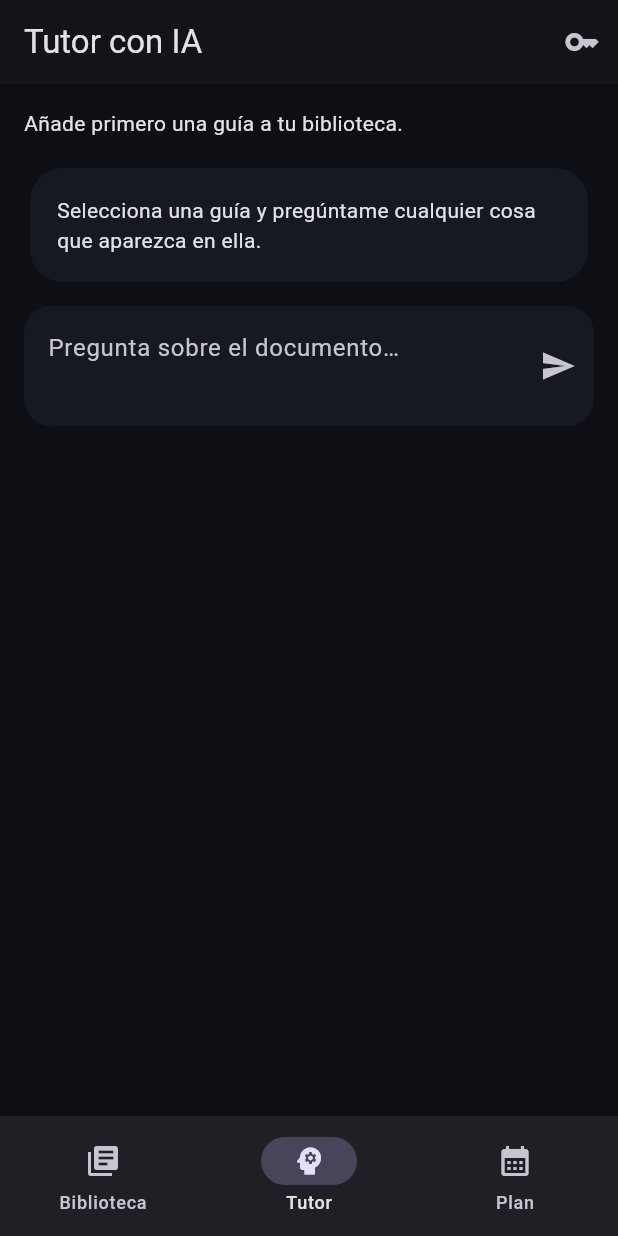
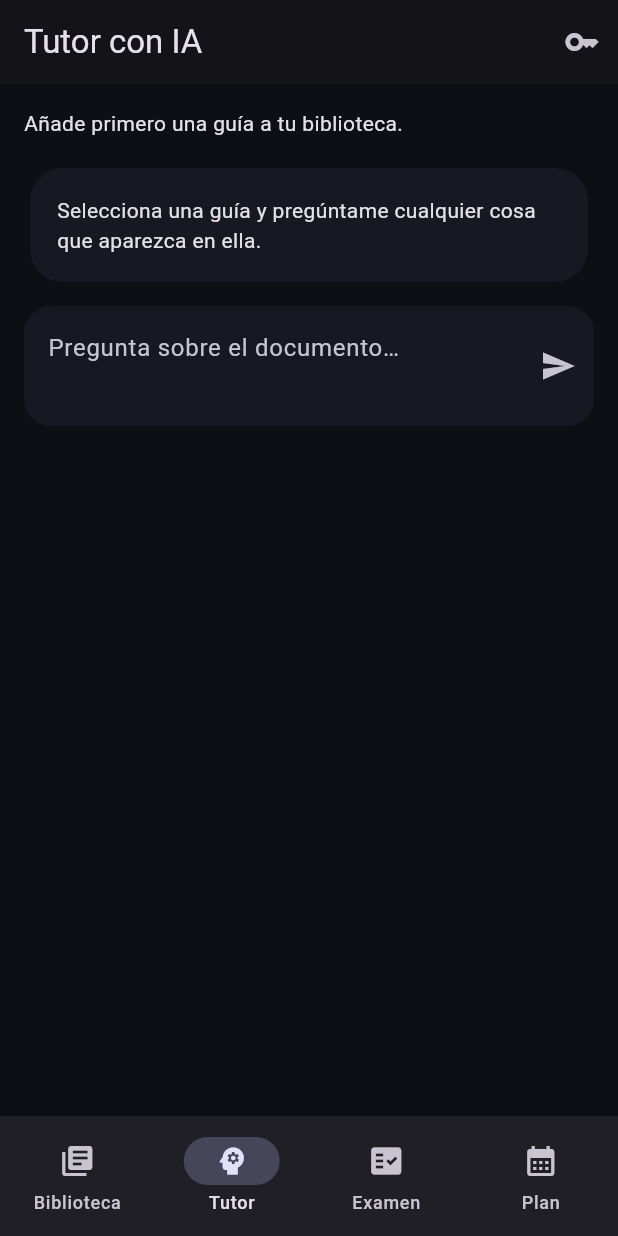
Before and after one commit to angeljo0801/ESTUDIO, a Flutter app: the screen it shows after launch, item 2 of the bottom bar chosen, on a phone screen of 412 x 824 dp. Run offline on Flutter 3.47's test engine with Material 3 defaults, Android fonts, the light colour scheme and no system bars; our stand-ins replace file_picker, shared_preferences; missing offline and left inert: pdfrx.

Commit message:
Integrar examen diario en navegación

```diff
--- a/memora_upgrade/lib/app_shell.dart
+++ b/memora_upgrade/lib/app_shell.dart
@@ -1,4 +1,32 @@
 import 'package:flutter/material.dart';
-import 'guide_store.dart';import 'home_page.dart';import 'tutor_page.dart';import 'study_plan_page.dart';
-class AppShell extends StatefulWidget{const AppShell({super.key,required this.store});final GuideStore store;@override State<AppShell> createState()=>_AppShellState();}
-class _AppShellState extends State<AppShell>{int i=0;@override Widget build(BuildContext context)=>Scaffold(body:IndexedStack(index:i,children:[HomePage(store:widget.store),TutorPage(store:widget.store),StudyPlanPage(store:widget.store)]),bottomNavigationBar:NavigationBar(selectedIndex:i,onDestinationSelected:(v)=>setState(()=>i=v),destinations:const [NavigationDestination(icon:Icon(Icons.library_books),label:'Biblioteca'),NavigationDestination(icon:Icon(Icons.psychology),label:'Tutor'),NavigationDestination(icon:Icon(Icons.calendar_month),label:'Plan')])));}
+import 'guide_store.dart';
+import 'home_page.dart';
+import 'tutor_page.dart';
+import 'study_plan_page.dart';
+import 'daily_exam_page.dart';
+
+class AppShell extends StatefulWidget {
+  const AppShell({super.key, required this.store});
+  final GuideStore store;
+  @override State<AppShell> createState()=>_AppShellState();
+}
+class _AppShellState extends State<AppShell>{
+  int i=0;
+  @override Widget build(BuildContext context)=>Scaffold(
+    body:IndexedStack(index:i,children:[
+      HomePage(store:widget.store),
+      TutorPage(store:widget.store),
+      DailyExamPage(store:widget.store),
+      StudyPlanPage(store:widget.store),
+    ]),
+    bottomNavigationBar:NavigationBar(
+      selectedIndex:i,onDestinationSelected:(v)=>setState(()=>i=v),
+      destinations:const [
+        NavigationDestination(icon:Icon(Icons.library_books),label:'Biblioteca'),
+        NavigationDestination(icon:Icon(Icons.psychology),label:'Tutor'),
+        NavigationDestination(icon:Icon(Icons.fact_check),label:'Examen'),
+        NavigationDestination(icon:Icon(Icons.calendar_month),label:'Plan'),
+      ],
+    ),
+  );
+}
```
